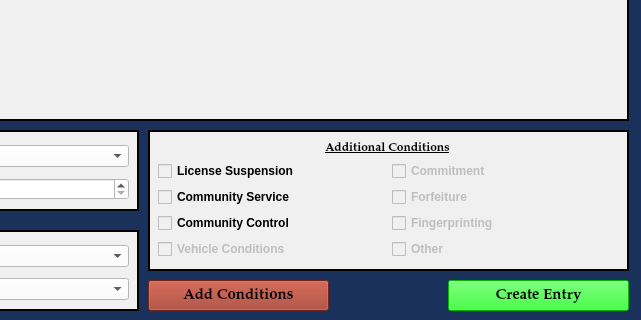
The window that resources/ui/MinorMisdemeanorDialog.ui (HunterProgram22/MuniEntry) describes before a commit, drawn with Qt 5; both pictures show x 362 to 1003 and y 480 to 800 of the 1003 by 800 pixel window.
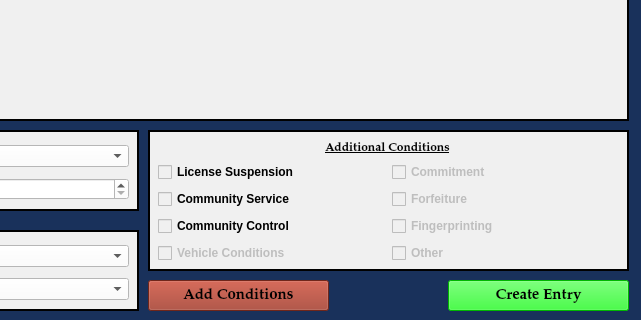
The same window after the commit.

Diff of the .ui file:
```diff
--- a/resources/ui/MinorMisdemeanorDialog.ui
+++ b/resources/ui/MinorMisdemeanorDialog.ui
@@ -1256,7 +1256,7 @@
       <x>10</x>
       <y>31</y>
       <width>461</width>
-      <height>101</height>
+      <height>104</height>
      </rect>
     </property>
     <layout class="QGridLayout" name="gridLayout_5">
```
Left out of the diff: 114 changed lines with no effect on the pictures.
